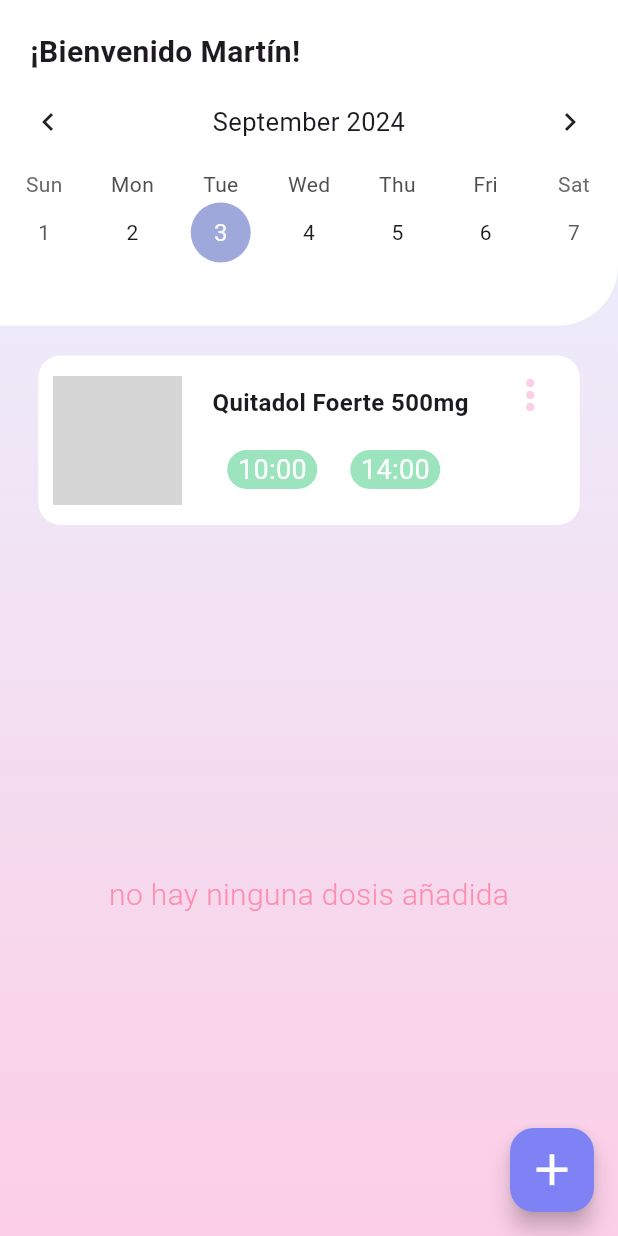
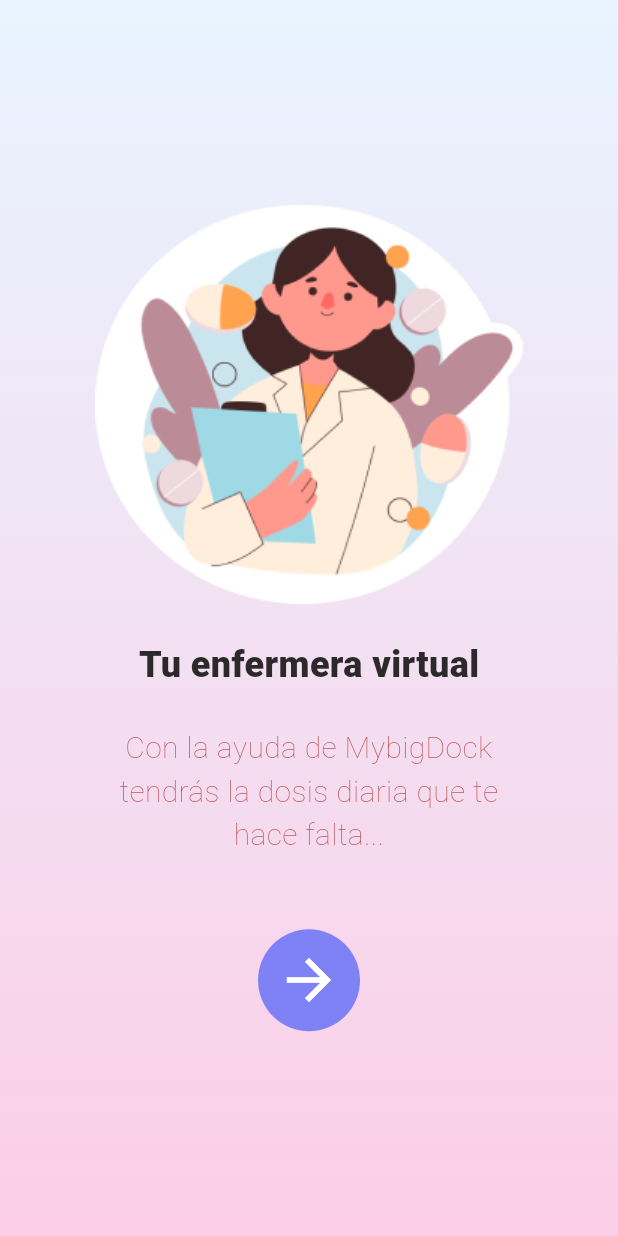
Before and after one commit to MartitoC/dose-tracker-app, a Flutter app: the screen it shows after launch, on a phone screen of 412 x 824 dp. Run offline on Flutter 3.47's test engine with Material 3 defaults, Android fonts, the phone set to English and light mode, and no system bars; drawn by our look-alikes of table_calendar; our stand-ins replace shared_preferences; missing offline and left inert: dart:ffi; grey boxes are pictures that could not be loaded.

Commit message:
Welcome page

```diff
--- a/lib/main.dart
+++ b/lib/main.dart
@@ -1,17 +1,30 @@
 import 'package:flutter/material.dart';
 import 'package:flutter_application_1/routes.dart';
-import '../screens/PantallaInicial.dart';
+import 'package:flutter_application_1/screens/PantallaInicial.dart';
+import 'package:flutter_application_1/screens/welcome/welcome.dart';
+import 'package:flutter_application_1/services/local_storage.dart';
 
-void main() {
-  runApp(MyApp());
+void main() async {
+  WidgetsFlutterBinding.ensureInitialized();
+  await LocalStorage.configurePrefs();
+
+  // Cargar el valor de name desde SharedPreferences
+  String? name = LocalStorage.prefs.getString('name');
+
+  runApp(MyApp(name: name));
 }
 
 class MyApp extends StatelessWidget {
+  final String? name;
+
+  const MyApp({Key? key, this.name}) : super(key: key);
+
   @override
   Widget build(BuildContext context) {
     return MaterialApp(
       title: 'Dosis App',
-      home: const PantallaInicial(),
+      // Mostrar la pantalla correspondiente según el valor de 'name'
+      home: name != null && name != '' ? PantallaInicial() : const Welcome(),
       routes: routes,
     );
   }
--- a/lib/routes.dart
+++ b/lib/routes.dart
@@ -1,6 +1,8 @@
 import 'package:flutter/material.dart';
 import 'package:flutter_application_1/screens/pantalla_opciones.dart';
+import 'package:flutter_application_1/screens/welcome/welcome_form.dart';
 
 final Map<String, WidgetBuilder> routes = <String, WidgetBuilder>{
-  '/opciones': (BuildContext context) => PantallaOpciones()
+  '/opciones': (BuildContext context) => PantallaOpciones(),
+  '/welcome_form': (BuildContext context) => const WelcomeForm()
 };
--- /dev/null
+++ b/lib/screens/welcome/welcome.dart
@@ -0,0 +1,87 @@
+import 'package:flutter/material.dart';
+
+class Welcome extends StatefulWidget {
+  const Welcome({super.key});
+
+  @override
+  State<Welcome> createState() => _WelcomeState();
+}
+
+class _WelcomeState extends State<Welcome> {
+  @override
+  Widget build(BuildContext context) {
+    return Scaffold(
+      body: Container(
+        color: const Color(0xFFE8F4FF),
+        child: SafeArea(
+          bottom: false,
+          child: Container(
+            width: double.infinity,
+            height: double.infinity,
+            decoration: const BoxDecoration(
+              gradient: LinearGradient(
+                begin: Alignment.topCenter,
+                end: Alignment.bottomCenter,
+                colors: [
+                  Color(0xFFE8F4FF),
+                  Color(0xFFFCCEE7),
+                ],
+              ),
+            ),
+            child: Center(
+              child: Column(
+                mainAxisAlignment: MainAxisAlignment.center,
+                children: [
+                  Image.asset(
+                    'assets/nurse_welcome.png',
+                    width: 285,
+                    height: 266,
+                  ),
+                  const Padding(
+                    padding: EdgeInsets.symmetric(vertical: 24.0),
+                    child: Text(
+                      'Tu enfermera virtual',
+                      style: TextStyle(
+                          color: Color.fromRGBO(43, 41, 41, 1),
+                          fontSize: 24,
+                          fontWeight: FontWeight.w800),
+                    ),
+                  ),
+                  const SizedBox(
+                    width: 266,
+                    child: Text(
+                      'Con la ayuda de MybigDock tendrás la dosis diaria que te hace falta...',
+                      style: TextStyle(
+                          color: Color.fromRGBO(188, 81, 81, 1),
+                          fontSize: 20,
+                          fontWeight: FontWeight.w200),
+                      textAlign: TextAlign.center,
+                    ),
+                  ),
+                  InkWell(
+                    onTap: () {
+                      Navigator.of(context).pushNamed('/welcome_form');
+                    },
+                    child: Container(
+                      width: 68,
+                      height: 68,
+                      margin: const EdgeInsets.only(top: 48),
+                      decoration: const BoxDecoration(
+                          color: Color.fromRGBO(127, 130, 245, 1),
+                          shape: BoxShape.circle),
+                      child: const Icon(
+                        Icons.arrow_forward,
+                        color: Colors.white,
+                        size: 44,
+                      ),
+                    ),
+                  )
+                ],
+              ),
+            ),
+          ),
+        ),
+      ),
+    );
+  }
+}
--- a/pubspec.yaml
+++ b/pubspec.yaml
@@ -35,6 +35,7 @@ dependencies:
   # Use with the CupertinoIcons class for iOS style icons.
   cupertino_icons: ^1.0.6
   table_calendar: ^3.1.2
+  shared_preferences: ^2.3.2
 
 dev_dependencies:
   flutter_test:
@@ -58,9 +59,8 @@ flutter:
   uses-material-design: true
 
   # To add assets to your application, add an assets section, like this:
-  assets: [assets/pill_1.png]
-
-  #   - images/a_dot_ham.jpeg
+  assets:
+    - assets/
 
   # An image asset can refer to one or more resolution-specific "variants", see
   # https://flutter.dev/assets-and-images/#resolution-aware
```
Also changed, not shown: lib/screens/welcome/welcome_form.dart (added, +117 -0 lines), lib/services/local_storage.dart (added, +9 -0 lines), lib/widgets/calendar.dart (+19 -4 lines), assets/nurse_welcome.png (added), pubspec.lock, 11 other files.
